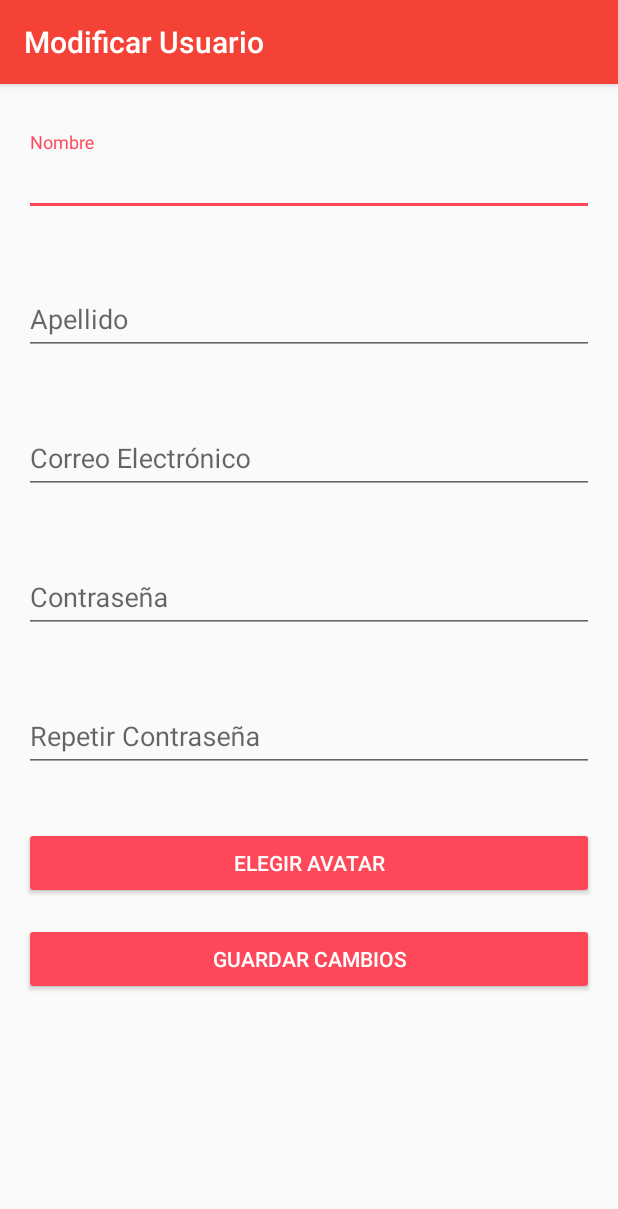
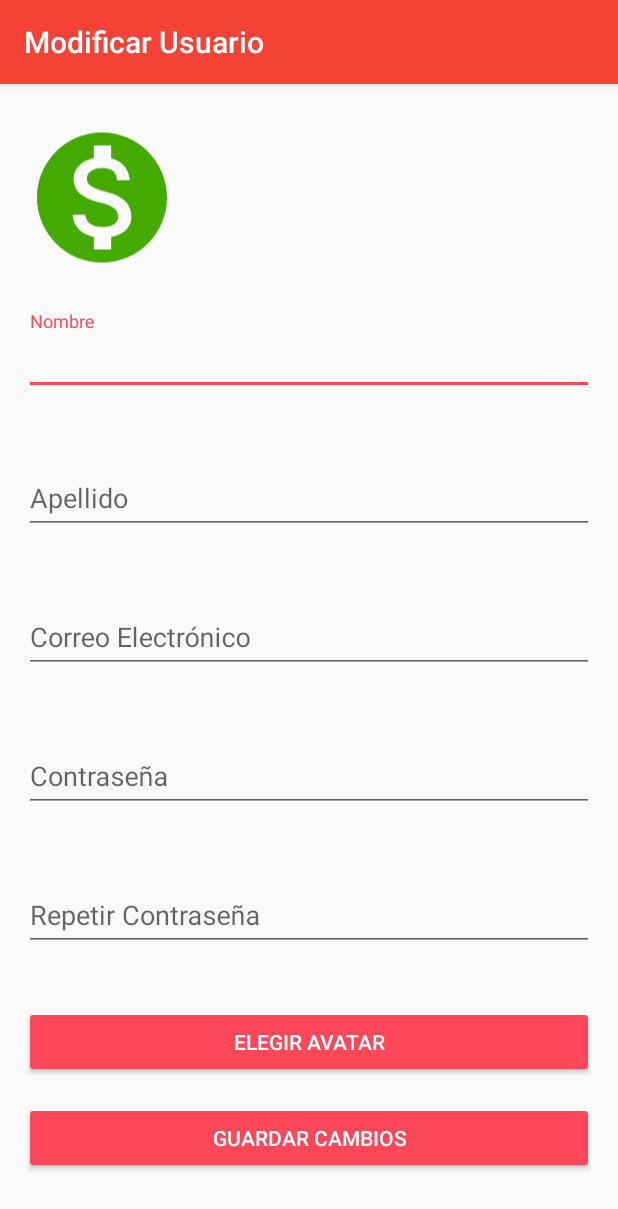
Before and after one commit to nicolaseirin/QuickSplit, an Android app: the ModifyUserActivity screen opened directly, with no data from a screen before it, on a phone screen of 412 x 824 dp. Shown: the top 1209 px of the screen. Run offline under Robolectric (Android 15) with nearby library versions, the phone set to English and light mode, and no system bars; libraries missing offline, so code that uses them is left out: com.auth0.android; 4 statements that could not run were skipped.

Commit message:
Changed modify user UI

```diff
--- a/src/FrontEnd/app/src/main/java/org/quicksplit/ui/ModifyUserActivity.java
+++ b/src/FrontEnd/app/src/main/java/org/quicksplit/ui/ModifyUserActivity.java
@@ -52,6 +52,8 @@ public class ModifyUserActivity extends AppCompatActivity implements View.OnClic
     private String filePath;
     private File file;
 
+    private TextView mBigNameLastname;
+    private TextView mBigEmail;
     private TextInputLayout mLabelErrorName;
     private EditText mTextName;
     private TextInputLayout mLabelErrorLastName;
@@ -70,6 +72,9 @@ public class ModifyUserActivity extends AppCompatActivity implements View.OnClic
     protected void onCreate(Bundle savedInstanceState) {
         super.onCreate(savedInstanceState);
         setContentView(R.layout.activity_modify_user);
+
+        mBigNameLastname = findViewById(R.id.txt_bigNameLastname);
+        mBigEmail = findViewById(R.id.txt_bigEmail);
 
         mLabelErrorName = findViewById(R.id.lblError_txtName);
         mTextName = findViewById(R.id.txtName);
@@ -136,6 +141,8 @@ public class ModifyUserActivity extends AppCompatActivity implements View.OnClic
     }
 
     private void loadUserData() {
+        mBigNameLastname.setText(user.getName() + " " + user.getLastName());
+        mBigEmail.setText(user.getMail());
         mTextName.setText(user.getName());
         mTextLastName.setText(user.getLastName());
         mTextEmail.setText(user.getMail());
--- a/src/FrontEnd/app/src/main/res/layout/activity_modify_user.xml
+++ b/src/FrontEnd/app/src/main/res/layout/activity_modify_user.xml
@@ -38,6 +38,42 @@
                 android:layout_width="match_parent"
                 android:layout_height="match_parent"
                 android:orientation="vertical">
+
+                <LinearLayout
+                    android:layout_width="match_parent"
+                    android:layout_height="wrap_content"
+                    android:orientation="horizontal">
+
+                    <ImageView
+                        android:id="@+id/imageView"
+                        android:layout_width="104dp"
+                        android:layout_height="119dp"
+                        app:srcCompat="@drawable/ic_logo" />
+
+                    <LinearLayout
+                        android:layout_width="match_parent"
+                        android:layout_height="wrap_content"
+                        android:layout_marginTop="25dp"
+                        android:orientation="vertical">
+
+                        <TextView
+                            android:id="@+id/txt_bigNameLastname"
+                            android:layout_width="wrap_content"
+                            android:layout_height="wrap_content"
+                            android:layout_marginLeft="10dp"
+                            android:layout_marginTop="5dp"
+                            android:textSize="25dp" />
+
+                        <TextView
+                            android:id="@+id/txt_bigEmail"
+                            android:layout_width="wrap_content"
+                            android:layout_height="wrap_content"
+                            android:layout_marginLeft="10dp"
+                            android:textSize="20dp" />
+
+                    </LinearLayout>
+
+                </LinearLayout>
 
                 <LinearLayout
                     android:layout_width="match_parent"
```
Also changed, not shown: src/FrontEnd/app/src/main/java/org/quicksplit/TokenManager.java (added, +36 -0 lines), src/FrontEnd/app/src/main/java/org/quicksplit/adapters/AddFriendsAdapter.java (+41 -1 lines).
